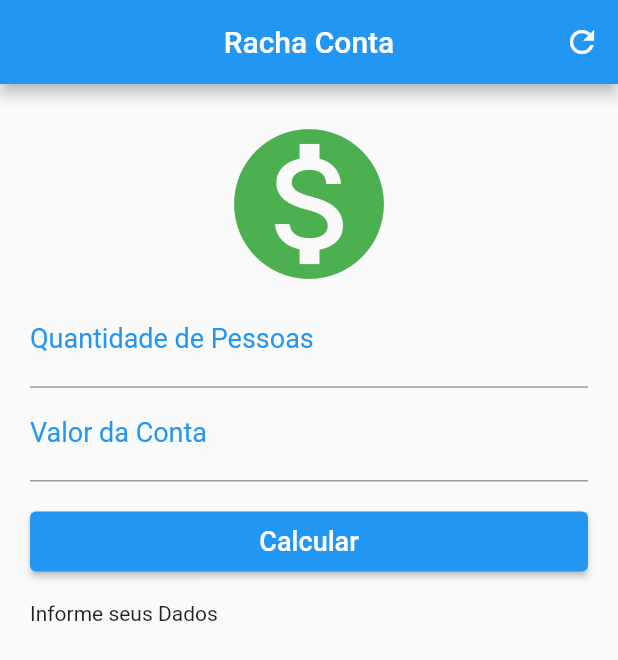
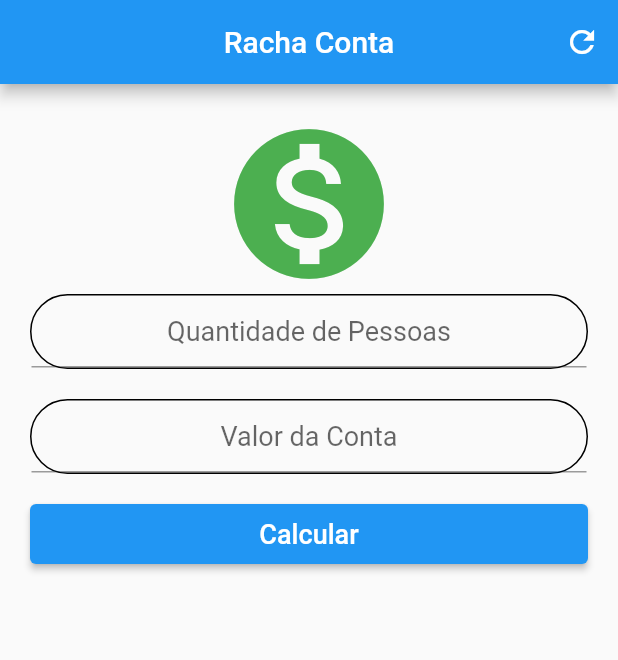
Before and after one commit to GiovanniPLima/FlutterApps, a Flutter app: the screen it shows after launch, after a tap on the "refresh" icon, on a phone screen of 412 x 824 dp. Shown: the top 660 px of the screen. Run offline on Flutter 3.47's test engine with Material 2 defaults, Android fonts, the phone set to English and light mode, and no system bars.

Commit message:
Segundo Commit

```diff
--- a/lib/main.dart
+++ b/lib/main.dart
@@ -16,7 +16,7 @@ class HomePage extends StatefulWidget {
 class _HomePageState extends State<HomePage> {
   TextEditingController qttPessoas = TextEditingController();
   TextEditingController conta = TextEditingController();
-  String _valorPessoa = "Informe seus Dados";
+  String _valorPessoa = "";
   void Calcular() {
     double qtt = double.parse(qttPessoas.text);
     double ct = double.parse(conta.text);
@@ -29,7 +29,7 @@ class _HomePageState extends State<HomePage> {
 
   void _limparCampos() {
     setState(() {
-      _valorPessoa = "Informe seus Dados";
+      _valorPessoa = "";
       qttPessoas.text = "";
       conta.text = "";
     });
@@ -63,20 +63,31 @@ class _HomePageState extends State<HomePage> {
                   size: 120,
                   color: Colors.green,
                 ),
-                TextFormField(
+                Padding(
+                  padding: EdgeInsets.only(bottom: 20),
+                  child: Container(
+                      decoration: BoxDecoration(
+                          border: Border.all(width: 1),
+                          borderRadius: BorderRadius.all(Radius.circular(30))),
+                      child: TextFormField(
                           controller: qttPessoas,
                           keyboardType: TextInputType.number,
                           decoration: InputDecoration(
-                        labelText: "Quantidade de Pessoas",
-                        labelStyle: TextStyle(color: Colors.blue)),
+                            hintText: "Quantidade de Pessoas",
+                          ),
                           textAlign: TextAlign.center,
                           style: TextStyle(color: Colors.blue, fontSize: 18),
                           validator: (value) {
                             if (value!.isEmpty) {
                               return "Preencha Todos os Campos";
                             }
-                    }),
-                TextFormField(
+                          })),
+                ),
+                Container(
+                    decoration: BoxDecoration(
+                        border: Border.all(width: 1),
+                        borderRadius: BorderRadius.all(Radius.circular(30))),
+                    child: TextFormField(
                         validator: (value) {
                           if (value!.isEmpty) {
                             return " Preencha Todos os Campos";
@@ -85,10 +96,10 @@ class _HomePageState extends State<HomePage> {
                         controller: conta,
                         keyboardType: TextInputType.number,
                         decoration: InputDecoration(
-                        labelText: "Valor da Conta",
-                        labelStyle: TextStyle(color: Colors.blue)),
+                          hintText: "Valor da Conta",
+                        ),
                         textAlign: TextAlign.center,
-                    style: TextStyle(color: Colors.blue, fontSize: 18)),
+                        style: TextStyle(color: Colors.blue, fontSize: 18))),
                 Padding(
                   padding: EdgeInsets.only(top: 20, bottom: 20),
                   child: Container(
```
Lines whose indentation alone changed are shown as unchanged.
